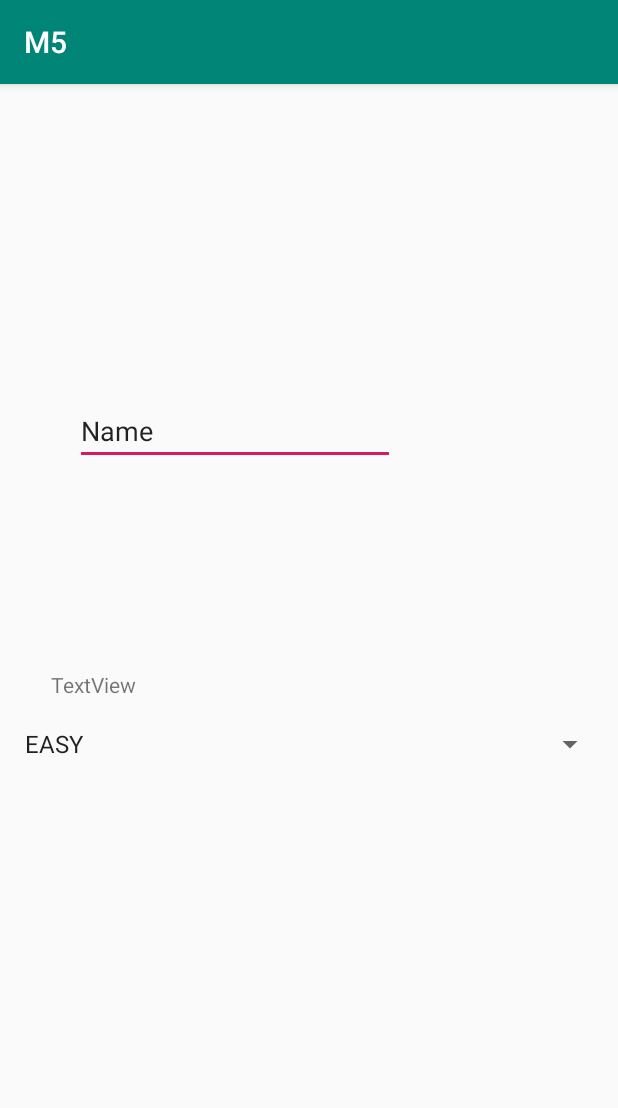
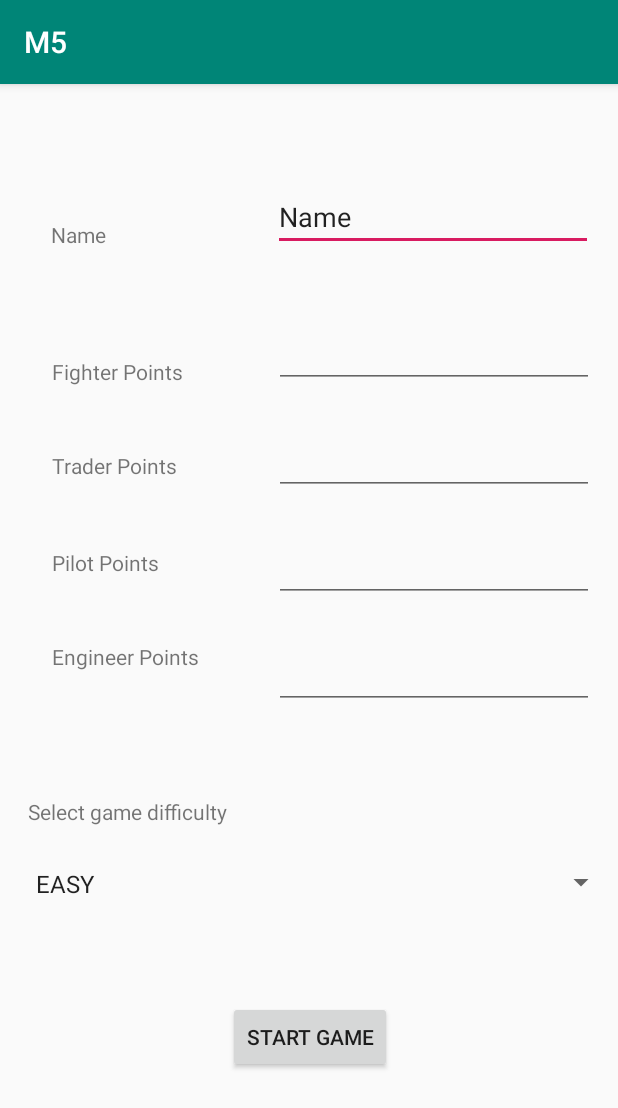
Before and after one commit to CS2340-Team-A/M5, an Android app: the screen it shows after launch (ConfigActivity), on a phone screen of 412 x 824 dp. Shown: the top 1108 px of the screen. Run offline under Robolectric (Android 15) with nearby library versions, the phone set to English and light mode, and no system bars.

Commit message:
feat: added more widgets to the config screen

```diff
--- a/app/src/main/res/layout/activity_config.xml
+++ b/app/src/main/res/layout/activity_config.xml
@@ -10,29 +10,25 @@
         android:id="@+id/editText"
         android:layout_width="wrap_content"
         android:layout_height="wrap_content"
-        android:layout_marginStart="32dp"
-        android:layout_marginTop="180dp"
-        android:layout_marginEnd="131dp"
-        android:layout_marginBottom="486dp"
+        android:layout_marginStart="182dp"
+        android:layout_marginTop="68dp"
+        android:layout_marginBottom="48dp"
         android:ems="10"
         android:importantForAutofill="no"
         android:inputType="textPersonName"
         android:text="@string/activity_config_default_name"
-        app:layout_constraintBottom_toBottomOf="parent"
-        app:layout_constraintEnd_toEndOf="parent"
+        app:layout_constraintBottom_toTopOf="@+id/pilot_number"
         app:layout_constraintStart_toStartOf="parent"
         app:layout_constraintTop_toTopOf="parent" />
 
     <TextView
-        android:id="@+id/Difficulty"
+        android:id="@+id/difficulty_textview"
         android:layout_width="wrap_content"
         android:layout_height="wrap_content"
-        android:layout_marginStart="32dp"
-        android:layout_marginTop="128dp"
-        android:layout_marginEnd="320dp"
-        android:layout_marginBottom="349dp"
-        android:text="TextView"
-        app:layout_constraintBottom_toBottomOf="parent"
+        android:layout_marginStart="16dp"
+        android:layout_marginTop="364dp"
+        android:layout_marginEnd="258dp"
+        android:text="@string/activity_config_difficulty_text"
         app:layout_constraintEnd_toEndOf="parent"
         app:layout_constraintStart_toStartOf="parent"
         app:layout_constraintTop_toBottomOf="@+id/editText" />
@@ -40,14 +36,139 @@
     <Spinner
         android:id="@+id/difficulty_spinner"
         android:layout_width="395dp"
+        android:layout_height="20dp"
+        android:layout_marginStart="16dp"
+        android:layout_marginTop="27dp"
+        app:layout_constraintEnd_toEndOf="parent"
+        app:layout_constraintHorizontal_bias="0.0"
+        app:layout_constraintStart_toStartOf="parent"
+        app:layout_constraintTop_toBottomOf="@+id/difficulty_textview" />
+
+    <Button
+        android:id="@+id/begin_game_button"
+        android:layout_width="wrap_content"
         android:layout_height="wrap_content"
-        android:layout_marginStart="8dp"
-        android:layout_marginTop="13dp"
-        android:layout_marginEnd="8dp"
-        android:layout_marginBottom="312dp"
+        android:layout_marginStart="161dp"
+        android:layout_marginTop="50dp"
+        android:layout_marginEnd="162dp"
+        android:layout_marginBottom="89dp"
+        android:text="Start Game"
         app:layout_constraintBottom_toBottomOf="parent"
         app:layout_constraintEnd_toEndOf="parent"
+        app:layout_constraintHorizontal_bias="0.478"
         app:layout_constraintStart_toStartOf="parent"
-        app:layout_constraintTop_toBottomOf="@+id/Difficulty" />
+        app:layout_constraintTop_toBottomOf="@+id/difficulty_spinner" />
+
+    <EditText
+        android:id="@+id/pilot_number"
+        android:layout_width="wrap_content"
+        android:layout_height="wrap_content"
+        android:layout_marginStart="182dp"
+        android:layout_marginEnd="16dp"
+        android:layout_marginBottom="26dp"
+        android:ems="10"
+        android:inputType="number"
+        app:layout_constraintBottom_toTopOf="@+id/trader_number"
+        app:layout_constraintEnd_toEndOf="parent"
+        app:layout_constraintStart_toStartOf="parent" />
+
+    <EditText
+        android:id="@+id/trader_number"
+        android:layout_width="wrap_content"
+        android:layout_height="wrap_content"
+        android:layout_marginStart="182dp"
+        android:layout_marginEnd="16dp"
+        android:layout_marginBottom="26dp"
+        android:ems="10"
+        android:inputType="number"
+        app:layout_constraintBottom_toTopOf="@+id/fighter_number"
+        app:layout_constraintEnd_toEndOf="parent"
+        app:layout_constraintStart_toStartOf="parent" />
+
+    <EditText
+        android:id="@+id/fighter_number"
+        android:layout_width="wrap_content"
+        android:layout_height="wrap_content"
+        android:layout_marginStart="182dp"
+        android:layout_marginEnd="16dp"
+        android:layout_marginBottom="26dp"
+        android:ems="10"
+        android:inputType="number"
+        app:layout_constraintBottom_toTopOf="@+id/editText5"
+        app:layout_constraintEnd_toEndOf="parent"
+        app:layout_constraintStart_toStartOf="parent" />
+
+    <EditText
+        android:id="@+id/editText5"
+        android:layout_width="wrap_content"
+        android:layout_height="wrap_content"
+        android:layout_marginStart="182dp"
+        android:layout_marginEnd="16dp"
+        android:layout_marginBottom="105dp"
+        android:ems="10"
+        android:inputType="number"
+        app:layout_constraintBottom_toTopOf="@+id/difficulty_spinner"
+        app:layout_constraintEnd_toEndOf="parent"
+        app:layout_constraintStart_toStartOf="parent" />
+
+    <TextView
+        android:id="@+id/name_text"
+        android:layout_width="wrap_content"
+        android:layout_height="wrap_content"
+        android:layout_marginStart="33dp"
+        android:layout_marginEnd="111dp"
+        android:layout_marginBottom="72dp"
+        android:text="Name"
+        app:layout_constraintBottom_toTopOf="@+id/fighter_text"
+        app:layout_constraintEnd_toStartOf="@+id/editText"
+        app:layout_constraintStart_toStartOf="parent" />
+
+    <TextView
+        android:id="@+id/fighter_text"
+        android:layout_width="wrap_content"
+        android:layout_height="wrap_content"
+        android:layout_marginStart="33dp"
+        android:layout_marginEnd="60dp"
+        android:layout_marginBottom="43dp"
+        android:text="Fighter Points"
+        app:layout_constraintBottom_toTopOf="@+id/trader_text"
+        app:layout_constraintEnd_toStartOf="@+id/pilot_number"
+        app:layout_constraintStart_toStartOf="parent" />
+
+    <TextView
+        android:id="@+id/pilot_text"
+        android:layout_width="wrap_content"
+        android:layout_height="wrap_content"
+        android:layout_marginStart="33dp"
+        android:layout_marginEnd="76dp"
+        android:layout_marginBottom="43dp"
+        android:text="Pilot Points"
+        app:layout_constraintBottom_toTopOf="@+id/engineer_text"
+        app:layout_constraintEnd_toStartOf="@+id/fighter_number"
+        app:layout_constraintStart_toStartOf="parent" />
+
+    <TextView
+        android:id="@+id/trader_text"
+        android:layout_width="wrap_content"
+        android:layout_height="wrap_content"
+        android:layout_marginStart="33dp"
+        android:layout_marginEnd="63dp"
+        android:layout_marginBottom="45dp"
+        android:text="Trader Points"
+        app:layout_constraintBottom_toTopOf="@+id/pilot_text"
+        app:layout_constraintEnd_toStartOf="@+id/trader_number"
+        app:layout_constraintStart_toStartOf="parent" />
+
+    <TextView
+        android:id="@+id/engineer_text"
+        android:layout_width="wrap_content"
+        android:layout_height="wrap_content"
+        android:layout_marginStart="33dp"
+        android:layout_marginEnd="49dp"
+        android:layout_marginBottom="84dp"
+        android:text="Engineer Points"
+        app:layout_constraintBottom_toTopOf="@+id/difficulty_textview"
+        app:layout_constraintEnd_toStartOf="@+id/editText5"
+        app:layout_constraintStart_toStartOf="parent" />
 
 </android.support.constraint.ConstraintLayout>
--- a/app/src/main/res/values/strings.xml
+++ b/app/src/main/res/values/strings.xml
@@ -1,4 +1,5 @@
 <resources>
     <string name="app_name">M5</string>
     <string name="activity_config_default_name">Name</string>
+    <string name="activity_config_difficulty_text">Select game difficulty</string>
 </resources>
```
